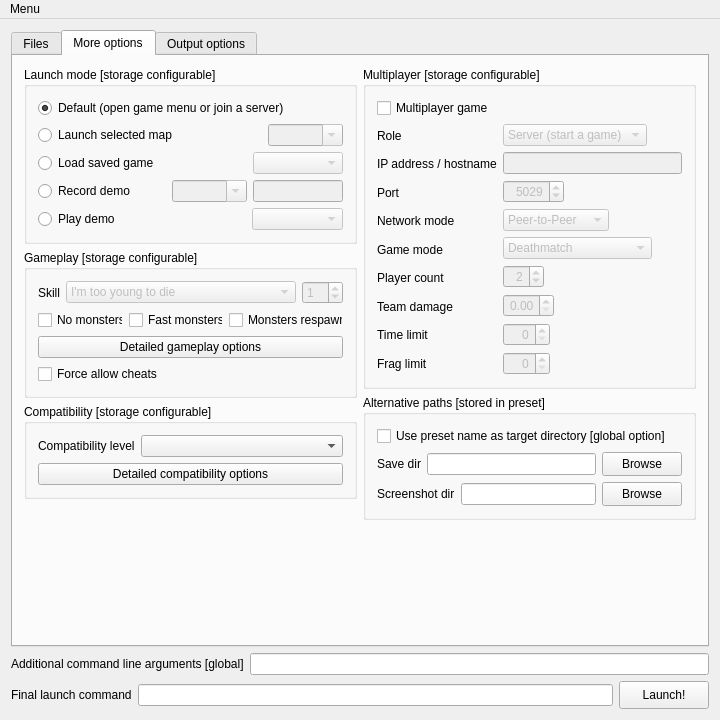
Qt form Forms/MainWindow.ui (Youda008/DoomRunner) before a commit.
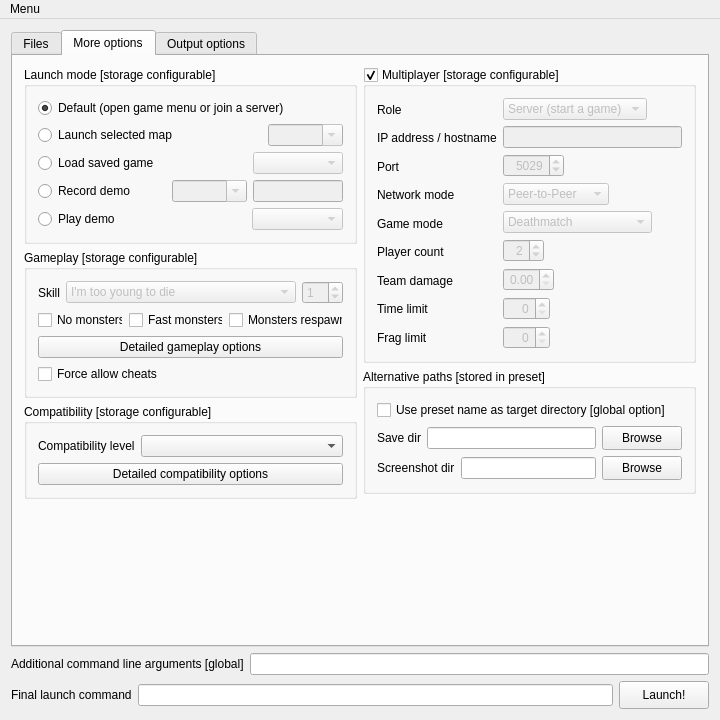
The same form after that commit. The open tabs and pages were chosen to show the change. Icons and pictures are not drawn. Custom widgets are drawn as their Qt base class.

Commit message:
replaced "Multiplayer game" checkbox with checkable group box ...
... this should save some pixels for down-sizing

```diff
--- a/Forms/MainWindow.ui
+++ b/Forms/MainWindow.ui
@@ -1036,14 +1036,10 @@
             <property name="title">
              <string>Multiplayer [storage configurable]</string>
             </property>
+            <property name="checkable">
+             <bool>true</bool>
+            </property>
             <layout class="QVBoxLayout" name="verticalLayout_21">
-             <item>
-              <widget class="QCheckBox" name="multiplayerChkBox">
-               <property name="text">
-                <string>Multiplayer game</string>
-               </property>
-              </widget>
-             </item>
              <item>
               <layout class="QHBoxLayout" name="horizontalLayout_33">
                <item>
```
The commit also changes 1 other file.
